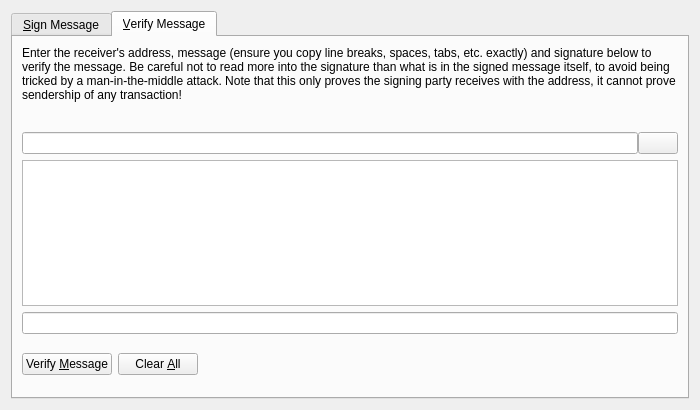
Bitcoin-Confidential/BitcoinC-Core, file src/qt/forms/signverifymessagedialog.ui: the form before one commit.
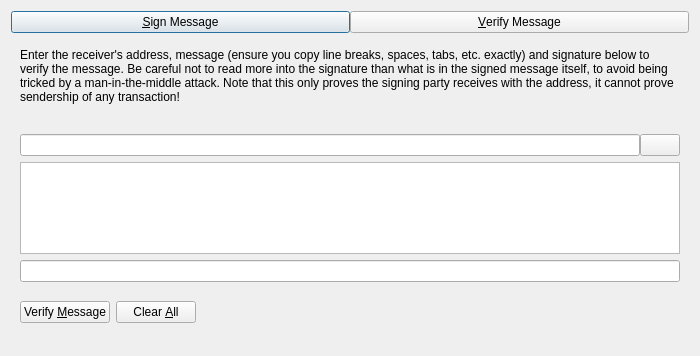
The form after the commit. Icons and pictures are not drawn. Custom widgets are drawn as their Qt base class.

Diff of the .ui file:
```diff
--- a/src/qt/forms/signverifymessagedialog.ui
+++ b/src/qt/forms/signverifymessagedialog.ui
@@ -7,7 +7,7 @@
     <x>0</x>
     <y>0</y>
     <width>700</width>
-    <height>410</height>
+    <height>356</height>
    </rect>
   </property>
   <property name="windowTitle">
@@ -16,17 +16,41 @@
   <property name="modal">
    <bool>true</bool>
   </property>
-  <layout class="QVBoxLayout" name="verticalLayout">
+  <layout class="QVBoxLayout" name="verticalLayout_3">
    <item>
-    <widget class="QTabWidget" name="tabWidget">
+    <layout class="QHBoxLayout" name="horizontalLayout">
+     <property name="spacing">
+      <number>0</number>
+     </property>
+     <item>
+      <widget class="QPushButton" name="btnSignMessage">
+       <property name="text">
+        <string>&amp;Sign Message</string>
+       </property>
+       <property name="checkable">
+        <bool>true</bool>
+       </property>
+      </widget>
+     </item>
+     <item>
+      <widget class="QPushButton" name="btnVerifyMessage">
+       <property name="text">
+        <string>&amp;Verify Message</string>
+       </property>
+       <property name="checkable">
+        <bool>true</bool>
+       </property>
+      </widget>
+     </item>
+    </layout>
+   </item>
+   <item>
+    <widget class="QStackedWidget" name="stackedWidget">
      <property name="currentIndex">
       <number>1</number>
      </property>
-     <widget class="QWidget" name="tabSignMessage">
-      <attribute name="title">
-       <string>&amp;Sign Message</string>
-      </attribute>
-      <layout class="QVBoxLayout" name="verticalLayout_SM">
+     <widget class="QWidget" name="tabSignMessage_2">
+      <layout class="QVBoxLayout" name="verticalLayout">
        <item>
         <widget class="QLabel" name="infoLabel_SM">
          <property name="sizePolicy">
@@ -241,11 +265,8 @@
        </item>
       </layout>
      </widget>
-     <widget class="QWidget" name="tabVerifyMessage">
-      <attribute name="title">
-       <string>&amp;Verify Message</string>
-      </attribute>
-      <layout class="QVBoxLayout" name="verticalLayout_VM">
+     <widget class="QWidget" name="tabVerifyMessage_2">
+      <layout class="QVBoxLayout" name="verticalLayout_2">
        <item>
         <widget class="QLabel" name="infoLabel_VM">
          <property name="minimumSize">
```
